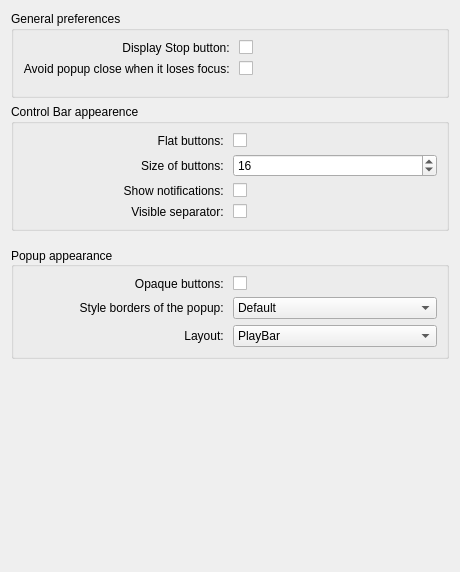
Before: the Qt Designer form contents/ui/config.ui in jsmitar/PlayBar, drawn with Qt 5.
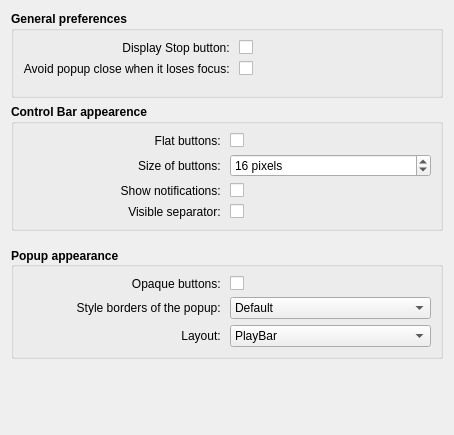
After: the same form once the commit is applied.

Commit message: Adjusting and reviewing the Layout and fixing the behavior of the media control

```diff
--- a/contents/ui/config.ui
+++ b/contents/ui/config.ui
@@ -9,8 +9,8 @@
    <rect>
     <x>0</x>
     <y>0</y>
-    <width>460</width>
-    <height>572</height>
+    <width>454</width>
+    <height>435</height>
    </rect>
   </property>
   <property name="sizePolicy">
@@ -30,8 +30,8 @@
     <widget class="QGroupBox" name="groupBox_3">
      <property name="font">
       <font>
-       <weight>50</weight>
-       <bold>false</bold>
+       <weight>75</weight>
+       <bold>true</bold>
       </font>
      </property>
      <property name="title">
@@ -74,6 +74,12 @@
         </item>
         <item row="0" column="1">
          <widget class="QCheckBox" name="kcfg_showStop">
+          <property name="font">
+           <font>
+            <weight>50</weight>
+            <bold>false</bold>
+           </font>
+          </property>
           <property name="layoutDirection">
            <enum>Qt::LeftToRight</enum>
           </property>
@@ -106,6 +112,12 @@
         </item>
         <item row="1" column="1">
          <widget class="QCheckBox" name="kcfg_windowFlagDialog">
+          <property name="font">
+           <font>
+            <weight>50</weight>
+            <bold>false</bold>
+           </font>
+          </property>
           <property name="toolTip">
            <string>The window behaves like a dialogue, correcting an 
 annoying behavior. If you use CairoDock or Plank 
@@ -141,9 +153,9 @@
     <widget class="QGroupBox" name="groupBox_2">
      <property name="font">
       <font>
-       <weight>50</weight>
+       <weight>75</weight>
        <italic>false</italic>
-       <bold>false</bold>
+       <bold>true</bold>
       </font>
      </property>
      <property name="title">
@@ -166,6 +178,12 @@
             <verstretch>0</verstretch>
            </sizepolicy>
           </property>
+          <property name="font">
+           <font>
+            <weight>50</weight>
+            <bold>false</bold>
+           </font>
+          </property>
           <property name="inputMethodHints">
            <set>Qt::ImhNone</set>
           </property>
@@ -191,6 +209,9 @@
            <bool>true</bool>
           </property>
           <property name="suffix">
+           <string> pixels</string>
+          </property>
+          <property name="prefix">
            <string/>
           </property>
           <property name="minimum">
@@ -222,6 +243,12 @@
         </item>
         <item row="0" column="1">
          <widget class="QCheckBox" name="kcfg_flatButtons">
+          <property name="font">
+           <font>
+            <weight>50</weight>
+            <bold>false</bold>
+           </font>
+          </property>
           <property name="text">
            <string/>
           </property>
@@ -245,6 +272,12 @@
         </item>
         <item row="2" column="1">
          <widget class="QCheckBox" name="kcfg_showNotifications">
+          <property name="font">
+           <font>
+            <weight>50</weight>
+            <bold>false</bold>
+           </font>
+          </property>
           <property name="text">
            <string/>
           </property>
@@ -274,6 +307,12 @@
         </item>
         <item row="3" column="1">
          <widget class="QCheckBox" name="kcfg_separatorVisible">
+          <property name="font">
+           <font>
+            <weight>50</weight>
+            <bold>false</bold>
+           </font>
+          </property>
           <property name="text">
            <string/>
           </property>
@@ -281,6 +320,12 @@
         </item>
         <item row="1" column="0">
          <widget class="QLabel" name="label_9">
+          <property name="font">
+           <font>
+            <weight>50</weight>
+            <bold>false</bold>
+           </font>
+          </property>
           <property name="text">
            <string>Size of buttons: </string>
           </property>
@@ -314,8 +359,8 @@
     <widget class="QGroupBox" name="groupBox">
      <property name="font">
       <font>
-       <weight>50</weight>
-       <bold>false</bold>
+       <weight>75</weight>
+       <bold>true</bold>
       </font>
      </property>
      <property name="layoutDirection">
@@ -341,6 +386,12 @@
         </property>
         <item row="0" column="1">
          <widget class="QCheckBox" name="kcfg_opaqueIcons">
+          <property name="font">
+           <font>
+            <weight>50</weight>
+            <bold>false</bold>
+           </font>
+          </property>
           <property name="toolTip">
            <string/>
           </property>
```
The commit also changes 7 other files.
